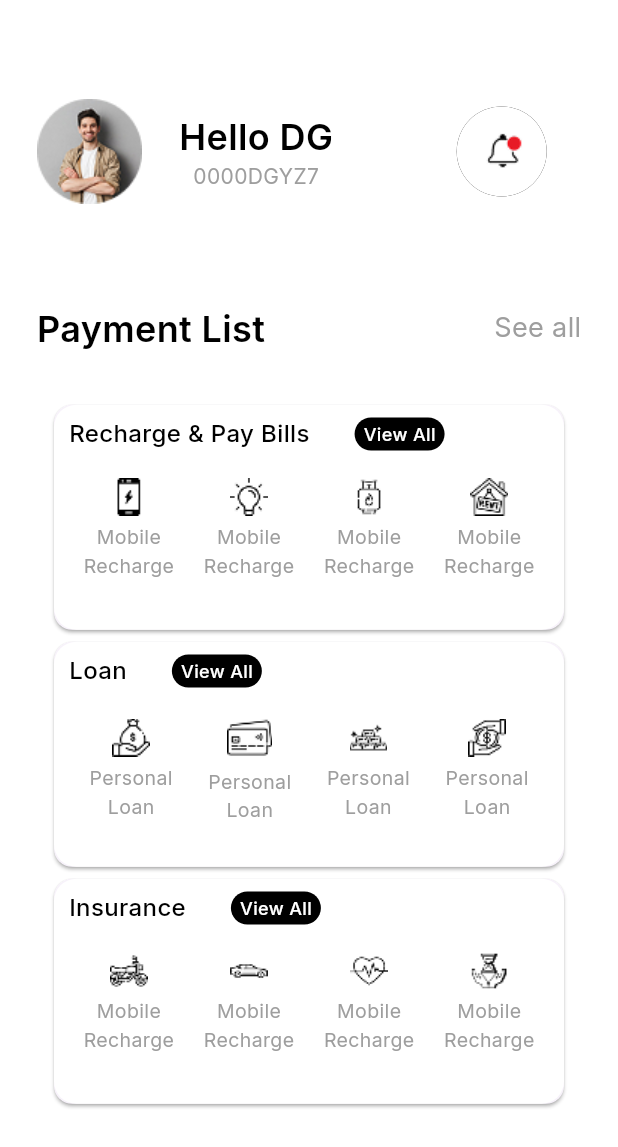
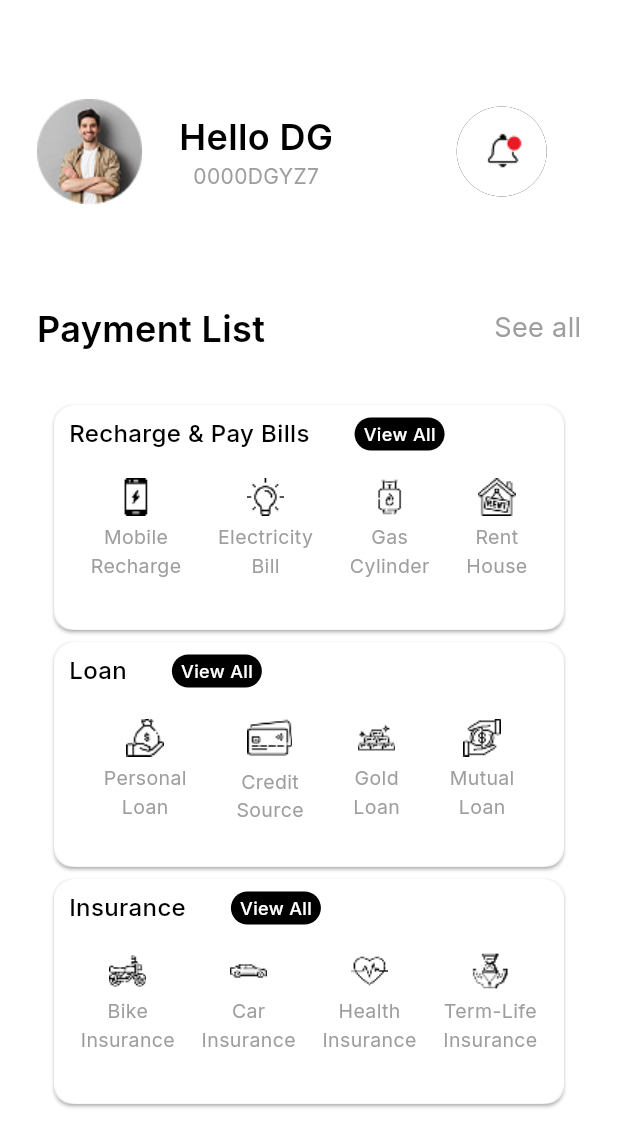
Before and after one commit to dhruvgoel3/QuickPay_Final_Task_App, a Flutter app: the HomePage screen opened directly, on a phone screen of 412 x 824 dp. Shown: the top 1147 px of the screen. Run offline on Flutter 3.47's test engine with Material 3 defaults, Android fonts, the phone set to English and light mode, and no system bars; our stand-ins replace get, google_fonts.

Commit message:
screans added

```diff
--- a/lib/AppUi/HomePage/home_page.dart
+++ b/lib/AppUi/HomePage/home_page.dart
@@ -134,14 +134,14 @@
               image2: Image.asset("assets/sedan 1.png"),
               image3: Image.asset("assets/heart 1.png"),
               image4: Image.asset("assets/secure-time 1.png"),
-              text1: "Mobile",
-              text2: "Recharge",
-              text3: "Electricity",
-              text4: "Bill",
-              text5: "Gas",
-              text6: "Cylinder",
-              text7: "Rent",
-              text8: "House"),
+              text1: "Bike",
+              text2: "Insurance",
+              text3: "Car",
+              text4: "Insurance",
+              text5: "Health",
+              text6: "Insurance",
+              text7: "Term-Life",
+              text8: "Insurance"),
         ],
       ),
     );
--- a/lib/Widgets/home_page_cards.dart
+++ b/lib/Widgets/home_page_cards.dart
@@ -95,14 +95,14 @@
                       height: 5,
                     ),
                     Text(
-                      text1,
+                      text3,
                       style: GoogleFonts.inter(
                           color: Colors.grey,
                           fontWeight: FontWeight.w400,
                           fontSize: 13),
                     ),
                     Text(
-                      text2,
+                      text4,
                       style: GoogleFonts.inter(
                           color: Colors.grey,
                           fontWeight: FontWeight.w400,
@@ -117,14 +117,14 @@
                       height: 5,
                     ),
                     Text(
-                      text1,
+                      text5,
                       style: GoogleFonts.inter(
                           color: Colors.grey,
                           fontWeight: FontWeight.w400,
                           fontSize: 13),
                     ),
                     Text(
-                      text2,
+                      text6,
                       style: GoogleFonts.inter(
                           color: Colors.grey,
                           fontWeight: FontWeight.w400,
@@ -139,14 +139,14 @@
                       height: 5,
                     ),
                     Text(
-                      text1,
+                      text7,
                       style: GoogleFonts.inter(
                           color: Colors.grey,
                           fontWeight: FontWeight.w400,
                           fontSize: 13),
                     ),
                     Text(
-                      text2,
+                      text8,
                       style: GoogleFonts.inter(
                           color: Colors.grey,
                           fontWeight: FontWeight.w400,
```
